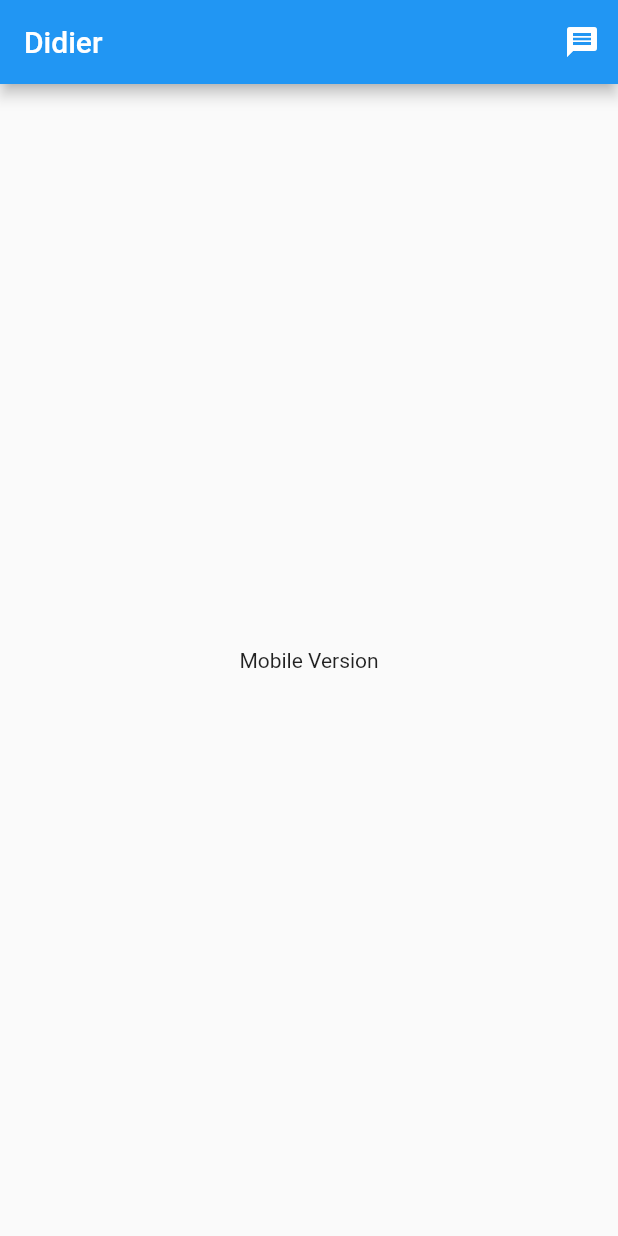
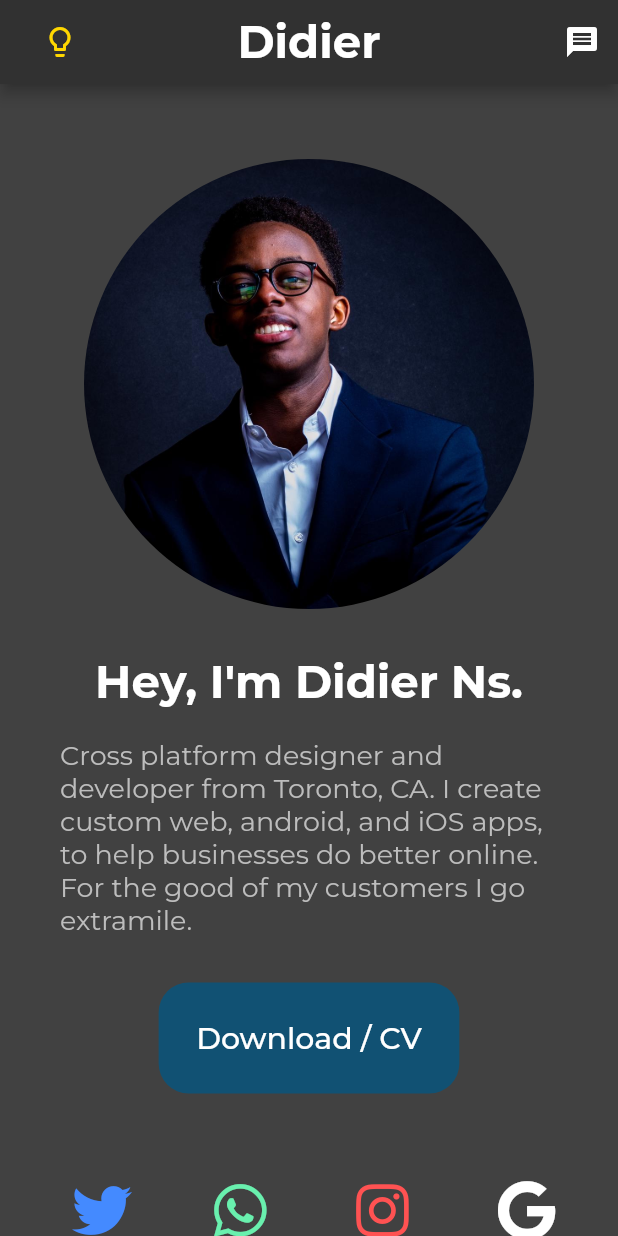
Before and after one commit to didierdrin/portfolio_didier, a Flutter app: the screen it shows after launch, on a phone screen of 412 x 824 dp. Run offline on Flutter 3.47's test engine with Material 2 defaults, Android fonts, the phone set to English and light mode, and no system bars; our stand-ins replace font_awesome_flutter, google_fonts.

Commit message:
Updated the mobile version

```diff
--- a/lib/pages/homepage/mobilecolumn.dart
+++ b/lib/pages/homepage/mobilecolumn.dart
@@ -1,5 +1,7 @@
 // Mobile Column
 import 'package:flutter/material.dart';
+import 'package:google_fonts/google_fonts.dart';
+import 'package:font_awesome_flutter/font_awesome_flutter.dart';
 
 class MobilePage extends StatefulWidget {
   MobilePage({Key key}) : super(key: key);
@@ -8,16 +10,141 @@ class MobilePage extends StatefulWidget {
 }
 
 class MobilePageState extends State<MobilePage> {
+  TextStyle titlestyle = GoogleFonts.montserrat(
+      fontWeight: FontWeight.bold, fontSize: 30, color: Colors.white);
+  TextStyle minititlestyle = GoogleFonts.montserrat(
+      fontWeight: FontWeight.w500, fontSize: 20, color: Colors.grey);
+  TextStyle normalstyle = GoogleFonts.montserrat(
+      fontWeight: FontWeight.normal, fontSize: 18, color: Colors.grey[400]);
+  TextStyle textbuttonnormal = GoogleFonts.montserrat(
+      fontSize: 20, fontWeight: FontWeight.w500, color: Colors.white);
   @override
   Widget build(BuildContext context) {
     return Scaffold(
+      backgroundColor: Color(0XFF414141),
       appBar: AppBar(
-        title: Text('Didier'),
+        centerTitle: true,
+        backgroundColor: Color(0xFF313131),
+        leading: Padding(
+          padding: EdgeInsets.only(left: 20),
+          child: IconButton(
+              onPressed: () {},
+              icon: Icon(
+                Icons.lightbulb_outline_rounded,
+                color: Color(0xFFffd700),
+              )),
+        ),
+        title: Text(
+          'Didier',
+          style: titlestyle,
+        ),
         actions: [
           IconButton(onPressed: () {}, icon: Icon(Icons.message)),
         ],
       ),
-      body: Center(child: Text('Mobile Version'),),
+      body: SingleChildScrollView(
+        scrollDirection: Axis.vertical,
+        child: Center(
+          child: Padding(
+            padding: EdgeInsets.only(top: 50),
+            child: Column(
+              mainAxisAlignment: MainAxisAlignment.center,
+              children: [
+                Padding(
+                  padding: EdgeInsets.only(left: 0),
+                  child: Container(
+                    width: 300,
+                    height: 300,
+                    decoration: BoxDecoration(
+                      image: DecorationImage(
+                        alignment: Alignment(0.0, -0.8),
+                        image: AssetImage('assets/didier.jpg'),
+                        fit: BoxFit.cover,
+                      ),
+                      borderRadius: BorderRadius.circular(200),
+                    ),
+                  ),
+                ),
+                SizedBox(
+                  height: 30,
+                ),
+                Padding(
+                  padding: EdgeInsets.only(left: 20, right: 20),
+                  child: SizedBox(
+                    child: Column(
+                      mainAxisAlignment: MainAxisAlignment.center,
+                      children: [
+                        Text(
+                          'Hey, I\'m Didier Ns.',
+                          style: titlestyle,
+                        ),
+                        SizedBox(
+                          height: 20,
+                        ),
+                        Padding(
+                          padding: EdgeInsets.only(left: 20, right: 20),
+                          child: SizedBox(
+                            child: Text(
+                              'Cross platform designer and developer from Toronto, CA. I create custom web, android, and iOS apps, to help businesses do better online. For the good of my customers I go extramile.',
+                              style: normalstyle,
+                            ),
+                          ),
+                        ),
+                        SizedBox(
+                          height: 30,
+                        ),
+                        TextButton(
+                          onPressed: () {},
+                          child: Text(
+                            'Download / CV',
+                            style: textbuttonnormal,
+                          ),
+                          style: TextButton.styleFrom(
+                            padding: EdgeInsets.all(25),
+                            backgroundColor: Color(0xFF115173),
+                            shape: RoundedRectangleBorder(
+                              borderRadius: BorderRadius.circular(20),
+                            ),
+                          ),
+                        ),
+                      ],
+                    ),
+                  ),
+                ),
+                SizedBox(
+                  height: 50,
+                ),
+                Padding(
+                  padding: EdgeInsets.only(left: 40, right: 40, bottom: 50),
+                  child: SizedBox(
+                  child: Row(
+                    mainAxisAlignment: MainAxisAlignment.spaceBetween,
+                    children: [
+                      IconButton(
+                        onPressed: (){},
+                        icon: FaIcon(FontAwesomeIcons.twitter, color: Colors.blueAccent, size: 40,),
+                        ),
+                      IconButton(
+                        onPressed: (){},
+                        icon: FaIcon(FontAwesomeIcons.whatsapp, color: Colors.greenAccent, size: 40,),
+                        ),
+                      IconButton(
+                        onPressed: (){},
+                        icon: FaIcon(FontAwesomeIcons.instagram, color: Colors.redAccent, size: 40,),
+                        ),
+                      IconButton(
+                        onPressed: (){},
+                        icon: FaIcon(FontAwesomeIcons.google, color: Colors.white, size: 40,),
+                        ),
+                    ],
+                  ),
+                ),
+                ),
+              ],
+            ),
+          ),
+        ),
+      ),
     );
   }
 }
--- a/lib/pages/homepage/widecolumn.dart
+++ b/lib/pages/homepage/widecolumn.dart
@@ -28,7 +28,7 @@ class WidePageState extends State<WidePage> {
           child: IconButton(
               onPressed: () {},
               icon: Icon(
-                Icons.lightbulb,
+                Icons.lightbulb_outline_rounded,
                 color: Color(0xFFffd700),
               )),
         ),
@@ -114,10 +114,15 @@ class WidePageState extends State<WidePage> {
                       SizedBox(
                         height: 20,
                       ),
-                      Text(
-                        'Cross platform designer and developer from Toronto, CA.\nI create custom web, android, and iOS apps,\nto help businesses do better online.\nFor the good of my customers I go extramile.',
+                      Padding(
+                        padding: EdgeInsets.only(left: 20, right: 20),
+                        child: SizedBox(
+                          child: Text(
+                        'Cross platform designer and developer from Toronto, CA. I create custom web, android, and iOS apps, to help businesses do better online. For the good of my customers I go extramile.',
                         style: normalstyle,
                       ),
+                        ),
+                        ),
                       SizedBox(
                         height: 30,
                       ),
--- a/pubspec.yaml
+++ b/pubspec.yaml
@@ -24,6 +24,7 @@ dependencies:
   flutter:
     sdk: flutter
   google_fonts:
+  font_awesome_flutter:
 
 
   # The following adds the Cupertino Icons font to your application.
```
Also changed, not shown: pubspec.lock.
